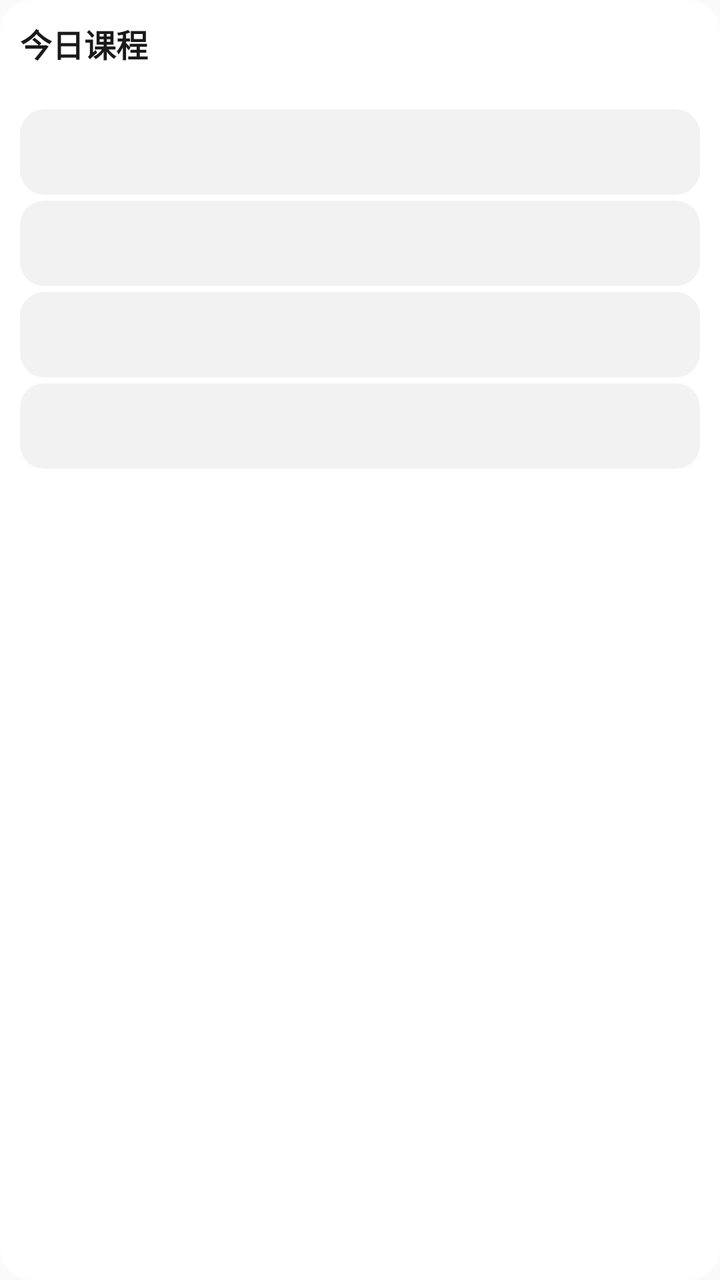
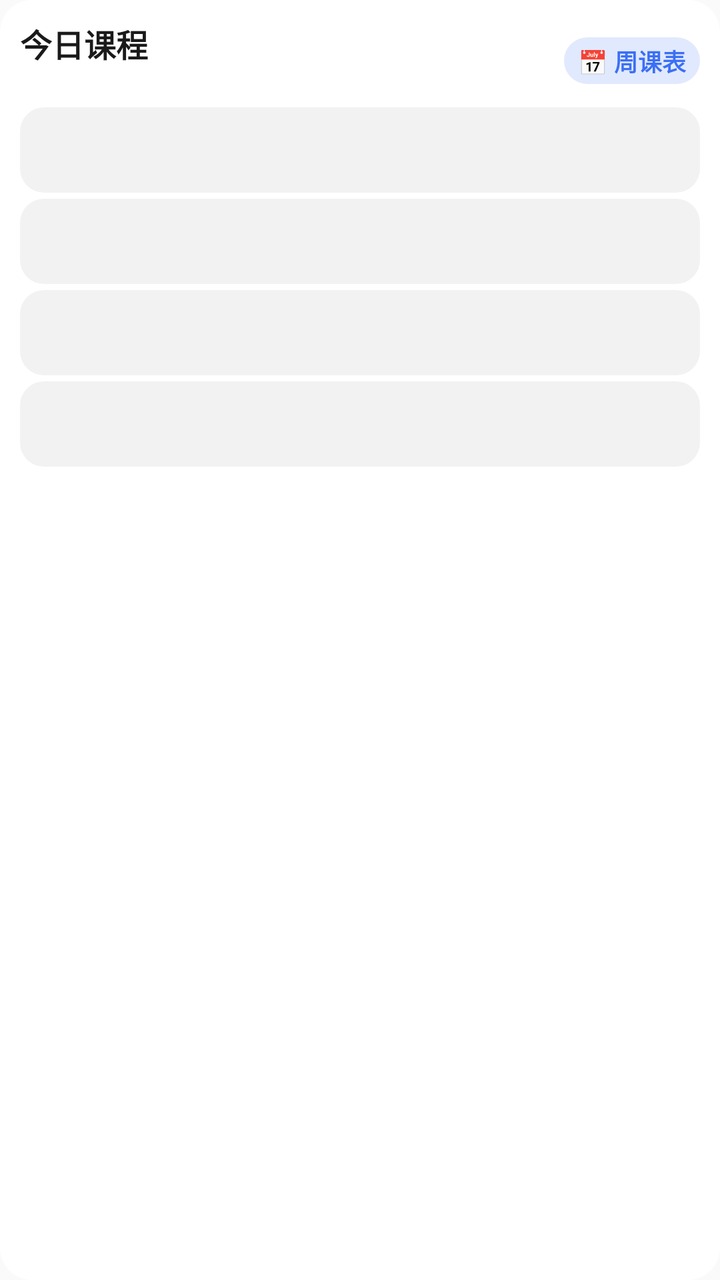

Before-and-after screenshots of an Android layout around one commit, followed by the original layout XML and the change that was made.
<!-- AndroidManifest.xml: application theme Theme.CourseWidget -->
<!-- res/layout/widget_course.xml -->
<?xml version="1.0" encoding="utf-8"?>
<LinearLayout xmlns:android="http://schemas.android.com/apk/res/android"
    android:id="@+id/widget_root"
    android:layout_width="match_parent"
    android:layout_height="match_parent"
    android:background="@drawable/widget_bg"
    android:orientation="vertical"
    android:padding="@dimen/widget_pad">

    <TextView
        android:id="@+id/header_title"
        android:layout_width="match_parent"
        android:layout_height="wrap_content"
        android:ellipsize="end"
        android:maxLines="1"
        android:text="@string/widget_title"
        android:textColor="@color/text_primary"
        android:textSize="@dimen/widget_title_size"
        android:textStyle="bold" />

    <TextView
        android:id="@+id/header_badge"
        android:layout_width="match_parent"
        android:layout_height="wrap_content"
        android:layout_marginTop="2dp"
        android:ellipsize="end"
        android:maxLines="1"
        android:textColor="@color/text_secondary"
        android:textSize="@dimen/widget_day_label_size" />

    
    <LinearLayout
        android:id="@+id/row1"
        style="@style/WidgetRow">
        <TextView android:id="@+id/row1_time" style="@style/WidgetRowTime" />
        <LinearLayout style="@style/WidgetRowRight">
            <TextView android:id="@+id/row1_name" style="@style/WidgetRowName" />
            <TextView android:id="@+id/row1_room" style="@style/WidgetRowRoom" />
        </LinearLayout>
    </LinearLayout>

    
    <LinearLayout
        android:id="@+id/row2"
        style="@style/WidgetRow">
        <TextView android:id="@+id/row2_time" style="@style/WidgetRowTime" />
        <LinearLayout style="@style/WidgetRowRight">
            <TextView android:id="@+id/row2_name" style="@style/WidgetRowName" />
            <TextView android:id="@+id/row2_room" style="@style/WidgetRowRoom" />
        </LinearLayout>
    </LinearLayout>

    
    <LinearLayout
        android:id="@+id/row3"
        style="@style/WidgetRow">
        <TextView android:id="@+id/row3_time" style="@style/WidgetRowTime" />
        <LinearLayout style="@style/WidgetRowRight">
            <TextView android:id="@+id/row3_name" style="@style/WidgetRowName" />
            <TextView android:id="@+id/row3_room" style="@style/WidgetRowRoom" />
        </LinearLayout>
    </LinearLayout>

    
    <LinearLayout
        android:id="@+id/row4"
        style="@style/WidgetRow">
        <TextView android:id="@+id/row4_time" style="@style/WidgetRowTime" />
        <LinearLayout style="@style/WidgetRowRight">
            <TextView android:id="@+id/row4_name" style="@style/WidgetRowName" />
            <TextView android:id="@+id/row4_room" style="@style/WidgetRowRoom" />
        </LinearLayout>
    </LinearLayout>

    
    <TextView
        android:id="@+id/today_empty"
        android:layout_width="match_parent"
        android:layout_height="wrap_content"
        android:layout_marginTop="8dp"
        android:layout_marginBottom="8dp"
        android:gravity="center"
        android:lineSpacingExtra="4dp"
        android:text="@string/widget_no_class"
        android:textColor="@color/text_secondary"
        android:textSize="@dimen/widget_row_room_size"
        android:visibility="gone" />

    
    <LinearLayout
        android:id="@+id/week_row"
        android:layout_width="match_parent"
        android:layout_height="wrap_content"
        android:layout_marginTop="8dp"
        android:baselineAligned="false"
        android:orientation="horizontal">

        <LinearLayout android:id="@+id/cell1" style="@style/WidgetWeekCell">
            <TextView android:id="@+id/cell1_day" style="@style/WidgetWeekDay" />
            <TextView android:id="@+id/cell1_count" style="@style/WidgetWeekCount" />
        </LinearLayout>

        <LinearLayout android:id="@+id/cell2" style="@style/WidgetWeekCell">
            <TextView android:id="@+id/cell2_day" style="@style/WidgetWeekDay" />
            <TextView android:id="@+id/cell2_count" style="@style/WidgetWeekCount" />
        </LinearLayout>

        <LinearLayout android:id="@+id/cell3" style="@style/WidgetWeekCell">
            <TextView android:id="@+id/cell3_day" style="@style/WidgetWeekDay" />
            <TextView android:id="@+id/cell3_count" style="@style/WidgetWeekCount" />
        </LinearLayout>

        <LinearLayout android:id="@+id/cell4" style="@style/WidgetWeekCell">
            <TextView android:id="@+id/cell4_day" style="@style/WidgetWeekDay" />
            <TextView android:id="@+id/cell4_count" style="@style/WidgetWeekCount" />
        </LinearLayout>

        <LinearLayout android:id="@+id/cell5" style="@style/WidgetWeekCell">
            <TextView android:id="@+id/cell5_day" style="@style/WidgetWeekDay" />
            <TextView android:id="@+id/cell5_count" style="@style/WidgetWeekCount" />
        </LinearLayout>

        <LinearLayout android:id="@+id/cell6" style="@style/WidgetWeekCell">
            <TextView android:id="@+id/cell6_day" style="@style/WidgetWeekDay" />
            <TextView android:id="@+id/cell6_count" style="@style/WidgetWeekCount" />
        </LinearLayout>

        <LinearLayout android:id="@+id/cell7" style="@style/WidgetWeekCell">
            <TextView android:id="@+id/cell7_day" style="@style/WidgetWeekDay" />
            <TextView android:id="@+id/cell7_count" style="@style/WidgetWeekCount" />
        </LinearLayout>
    </LinearLayout>
</LinearLayout>
<!-- resources referenced by this layout -->
<resources>
  <color name="text_primary">#FF1A1A1A</color>
  <color name="text_secondary">#FF6B6B6B</color>
  <dimen name="widget_day_label_size">12sp</dimen>
  <dimen name="widget_pad">10dp</dimen>
  <dimen name="widget_row_room_size">12sp</dimen>
  <dimen name="widget_title_size">16sp</dimen>
  <!-- drawable widget_bg (drawable) -->
  <?xml version="1.0" encoding="utf-8"?>
  <shape xmlns:android="http://schemas.android.com/apk/res/android"
      android:shape="rectangle">
      <solid android:color="@color/widget_bg" />
      <corners android:radius="@dimen/widget_radius" />
  </shape>
  <string name="widget_no_class">今天没课</string>
  <string name="widget_title">今日课程</string>
  <style name="WidgetRowRight">
          <item name="android:layout_width">0dp</item>
          <item name="android:layout_height">wrap_content</item>
          <item name="android:layout_weight">1</item>
          <item name="android:layout_marginStart">8dp</item>
          <item name="android:orientation">vertical</item>
      </style>
  <style name="WidgetRowRoom">
          <item name="android:layout_width">match_parent</item>
          <item name="android:layout_height">wrap_content</item>
          <item name="android:ellipsize">end</item>
          <item name="android:maxLines">1</item>
          <item name="android:textColor">@color/text_secondary</item>
          <item name="android:textSize">@dimen/widget_row_room_size</item>
      </style>
  <style name="WidgetWeekCell">
          <item name="android:layout_width">0dp</item>
          <item name="android:layout_height">wrap_content</item>
          <item name="android:layout_weight">1</item>
          <item name="android:gravity">center_horizontal</item>
          <item name="android:orientation">vertical</item>
          <item name="android:paddingTop">3dp</item>
          <item name="android:paddingBottom">3dp</item>
      </style>
  <style name="WidgetWeekCount">
          <item name="android:layout_width">wrap_content</item>
          <item name="android:layout_height">wrap_content</item>
          <item name="android:maxLines">1</item>
          <item name="android:textColor">@color/text_primary</item>
          <item name="android:textSize">@dimen/widget_day_count_size</item>
          <item name="android:textStyle">bold</item>
      </style>
  <style name="WidgetWeekDay">
          <item name="android:layout_width">wrap_content</item>
          <item name="android:layout_height">wrap_content</item>
          <item name="android:maxLines">1</item>
          <item name="android:textColor">@color/text_secondary</item>
          <item name="android:textSize">@dimen/widget_day_label_size</item>
      </style>
  <style name="Theme.CourseWidget" parent="Theme.AppCompat.DayNight.NoActionBar">
          <item name="colorPrimary">@color/accent</item>
          <item name="colorAccent">@color/accent</item>
          <item name="android:windowBackground">?android:attr/colorBackground</item>
          <item name="android:statusBarColor" tools:targetApi="21">@color/accent</item>
      </style>
  <color name="widget_bg">#F2FFFFFF</color>
  <dimen name="widget_radius">16dp</dimen>
  <!-- drawable row_bg (drawable) -->
  <?xml version="1.0" encoding="utf-8"?>
  <shape xmlns:android="http://schemas.android.com/apk/res/android"
      android:shape="rectangle">
      <solid android:color="@color/row_bg" />
      <corners android:radius="12dp" />
  </shape>
  <dimen name="widget_row_name_size">15sp</dimen>
  <color name="accent">#FF3B6FF5</color>
  <dimen name="widget_row_time_size">14sp</dimen>
  <dimen name="widget_day_count_size">16sp</dimen>
  <color name="row_bg">#0D000000</color>
  <!-- unchanged entries left out for length: 3 -->
</resources>

<!-- the commit's change to res/layout/widget_course.xml (unified diff, before → after) -->
@@ -7,26 +7,54 @@
     android:orientation="vertical"
     android:padding="@dimen/widget_pad">
 
-    <TextView
-        android:id="@+id/header_title"
+    <LinearLayout
         android:layout_width="match_parent"
         android:layout_height="wrap_content"
-        android:ellipsize="end"
-        android:maxLines="1"
-        android:text="@string/widget_title"
-        android:textColor="@color/text_primary"
-        android:textSize="@dimen/widget_title_size"
-        android:textStyle="bold" />
+        android:gravity="center_vertical"
+        android:orientation="horizontal">
 
-    <TextView
-        android:id="@+id/header_badge"
-        android:layout_width="match_parent"
-        android:layout_height="wrap_content"
-        android:layout_marginTop="2dp"
-        android:ellipsize="end"
-        android:maxLines="1"
-        android:textColor="@color/text_secondary"
-        android:textSize="@dimen/widget_day_label_size" />
+        <LinearLayout
+            android:layout_width="0dp"
+            android:layout_height="wrap_content"
+            android:layout_weight="1"
+            android:orientation="vertical">
+
+            <TextView
+                android:id="@+id/header_title"
+                android:layout_width="wrap_content"
+                android:layout_height="wrap_content"
+                android:ellipsize="end"
+                android:maxLines="1"
+                android:text="@string/widget_title"
+                android:textColor="@color/text_primary"
+                android:textSize="@dimen/widget_title_size"
+                android:textStyle="bold" />
+
+            <TextView
+                android:id="@+id/header_badge"
+                android:layout_width="wrap_content"
+                android:layout_height="wrap_content"
+                android:layout_marginTop="1dp"
+                android:ellipsize="end"
+                android:maxLines="1"
+                android:textColor="@color/text_secondary"
+                android:textSize="@dimen/widget_day_label_size" />
+        </LinearLayout>
+
+        <TextView
+            android:id="@+id/btn_week_view"
+            android:layout_width="wrap_content"
+            android:layout_height="wrap_content"
+            android:background="@drawable/badge_bg"
+            android:paddingStart="7dp"
+            android:paddingEnd="7dp"
+            android:paddingTop="3dp"
+            android:paddingBottom="3dp"
+            android:text="@string/widget_view_week"
+            android:textColor="@color/accent"
+            android:textSize="12sp"
+            android:textStyle="bold" />
+    </LinearLayout>
 
     
     <LinearLayout
<!-- resource entries referenced after the edit -->
@@ -6,6 +6,13 @@
   <dimen name="widget_pad">10dp</dimen>
   <dimen name="widget_row_room_size">12sp</dimen>
   <dimen name="widget_title_size">16sp</dimen>
+  <!-- drawable badge_bg (drawable) -->
+  <?xml version="1.0" encoding="utf-8"?>
+  <shape xmlns:android="http://schemas.android.com/apk/res/android"
+      android:shape="rectangle">
+      <solid android:color="@color/accent_soft" />
+      <corners android:radius="999dp" />
+  </shape>
   <!-- drawable widget_bg (drawable) -->
   <?xml version="1.0" encoding="utf-8"?>
   <shape xmlns:android="http://schemas.android.com/apk/res/android"
@@ -15,6 +22,7 @@
   </shape>
   <string name="widget_no_class">今天没课</string>
   <string name="widget_title">今日课程</string>
+  <string name="widget_view_week">📅 周课表</string>
   <style name="WidgetRowRight">
           <item name="android:layout_width">0dp</item>
           <item name="android:layout_height">wrap_content</item>
@@ -60,6 +68,7 @@
           <item name="android:windowBackground">?android:attr/colorBackground</item>
           <item name="android:statusBarColor" tools:targetApi="21">@color/accent</item>
       </style>
+  <color name="accent_soft">#263B6FF5</color>
   <color name="widget_bg">#F2FFFFFF</color>
   <dimen name="widget_radius">16dp</dimen>
   <!-- drawable row_bg (drawable) -->
